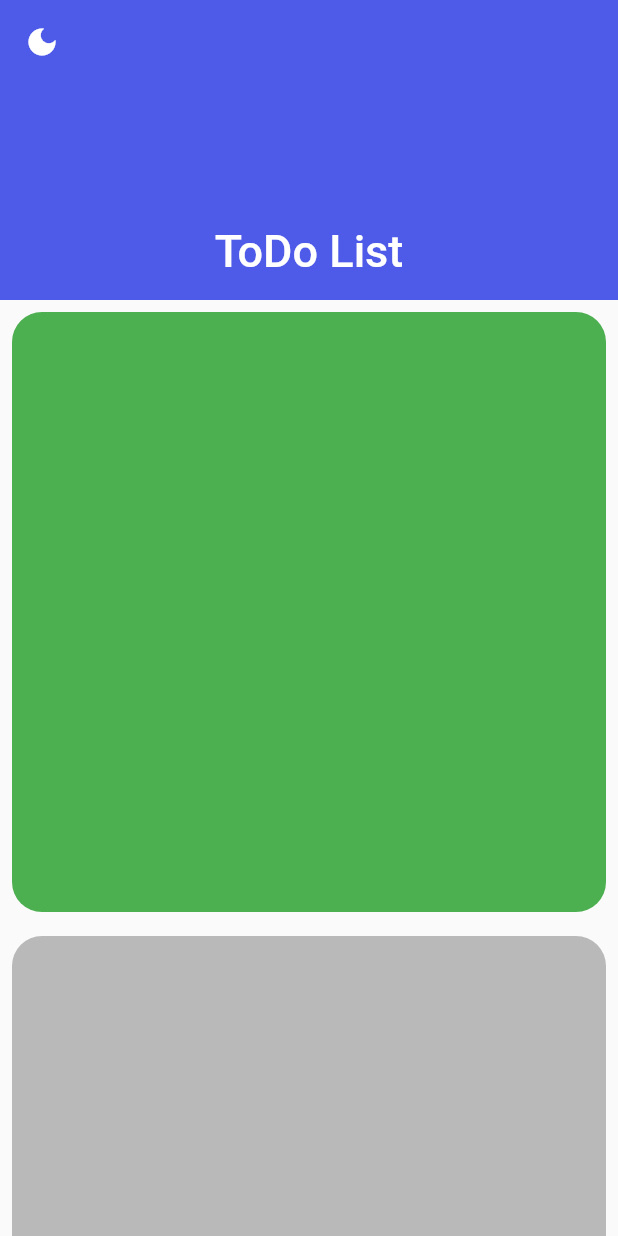
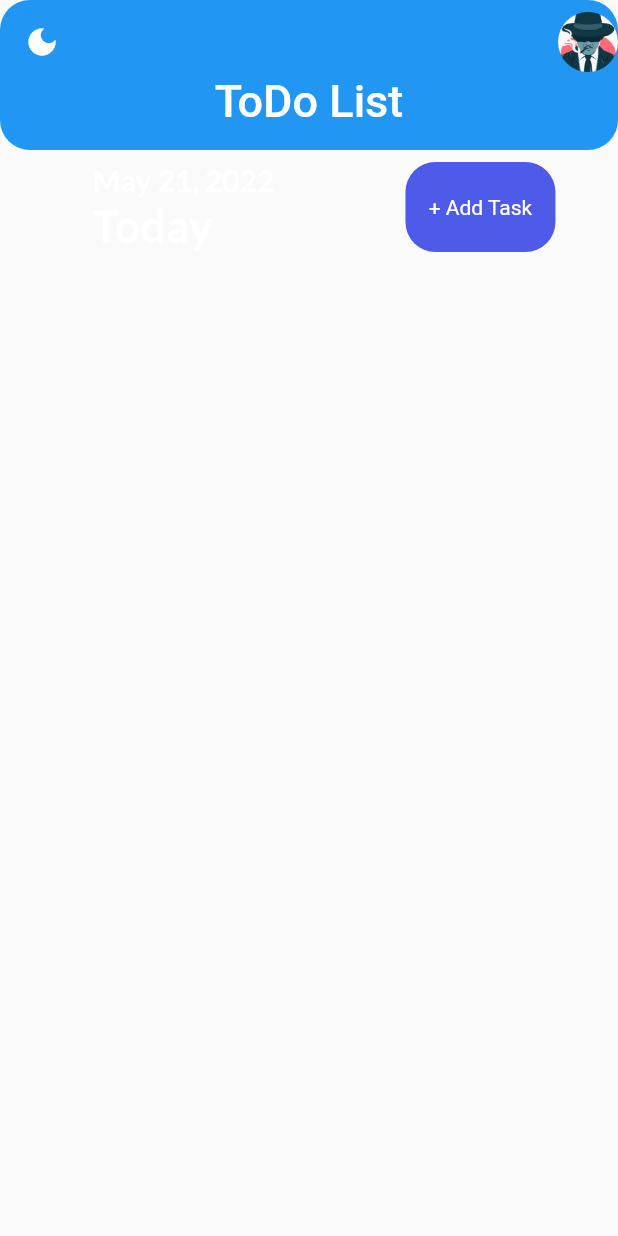
Before and after one commit to ashishu8888/flutter_todo_app, a Flutter app: the screen it shows after launch, on a phone screen of 412 x 824 dp. Run offline on Flutter 3.47's test engine with Material 2 defaults, Android fonts, the phone set to English and light mode, and no system bars; our stand-ins replace flutter_local_notifications, get, get_storage, google_fonts, timezone.

Commit message:
Task Bar completed

```diff
--- a/lib/services/notification.dart
+++ b/lib/services/notification.dart
@@ -2,13 +2,15 @@ import 'package:flutter/cupertino.dart';
 import 'package:flutter/material.dart';
 import 'package:flutter_local_notifications/flutter_local_notifications.dart';
 import 'package:get/get.dart';
+import 'package:timezone/timezone.dart' as tz;
+import 'package:timezone/data/latest.dart' as tz;
 
 class Notify {
   FlutterLocalNotificationsPlugin flutterLocalNotificationsPlugin =
       FlutterLocalNotificationsPlugin(); //
 
   initializeNotification() async {
-    //tz.initializeTimeZones();
+    tz.initializeTimeZones();
     final IOSInitializationSettings initializationSettingsIOS =
         IOSInitializationSettings(
             requestSoundPermission: false,
@@ -96,4 +98,20 @@ class Notify {
       payload: 'It could be anything you pass',
     );
   }
+
+  scheduledNotification() async {
+    await flutterLocalNotificationsPlugin.zonedSchedule(
+        0,
+        'scheduled title',
+        'theme changes 5 seconds ago',
+        tz.TZDateTime.now(tz.local).add(const Duration(seconds: 5)),
+        const NotificationDetails(
+            android: AndroidNotificationDetails(
+          'your channel id',
+          'your channel name',
+        )),
+        androidAllowWhileIdle: true,
+        uiLocalNotificationDateInterpretation:
+            UILocalNotificationDateInterpretation.absoluteTime);
+  }
 }
--- a/lib/ui/Home_page.dart
+++ b/lib/ui/Home_page.dart
@@ -2,8 +2,10 @@ import 'package:flutter/material.dart';
 import 'package:flutter_todo_app/main.dart';
 import 'package:flutter_todo_app/services/notification.dart';
 import 'package:flutter_todo_app/services/theme_service.dart';
+import 'package:flutter_todo_app/ui/button.dart';
 import 'package:flutter_todo_app/ui/theme.dart';
 import 'package:get/get.dart';
+import 'package:intl/intl.dart';
 
 class HomePage extends StatefulWidget {
   const HomePage({Key? key}) : super(key: key);
@@ -14,6 +16,7 @@ class HomePage extends StatefulWidget {
 
 class _HomePageState extends State<HomePage> {
   var notifyHelper;
+  Themes th = Themes();
   @override
   void initState() {
     super.initState();
@@ -27,11 +30,13 @@ class _HomePageState extends State<HomePage> {
       body: CustomScrollView(
         slivers: [
           SliverAppBar(
-            backgroundColor: primaryclr,
+            elevation: 0,
+            // backgroundColor: primaryclr,
             floating: true,
             pinned: true,
             leading: GestureDetector(
-                child: const Icon(Icons.dark_mode_sharp),
+                child:
+                    Icon(Get.isDarkMode ? Icons.sunny : Icons.dark_mode_sharp),
                 onTap: () {
                   setState(() {
                     ThemeService().switchTheme();
@@ -39,34 +44,68 @@ class _HomePageState extends State<HomePage> {
                     notifyHelper.displayNotification(
                         title: "Theme Changed",
                         body: Get.isDarkMode ? "Light Mode" : "Dark Mode");
+                    // Notify().scheduledNotification();
                   });
                 }),
-            expandedHeight: 200,
+            expandedHeight: 100,
             flexibleSpace: const FlexibleSpaceBar(
               title: Text('ToDo List'),
               centerTitle: true,
             ),
+            actions: const [
+              CircleAvatar(
+                backgroundImage: AssetImage('lib/ui/images/3551739.jpg'),
+              )
+            ],
+            shape:
+                RoundedRectangleBorder(borderRadius: BorderRadius.circular(20)),
           ),
+          // SliverToBoxAdapter(
+          //   child: Padding(
+          //     padding: const EdgeInsets.all(8.0),
+          //     child: ClipRRect(
+          //       borderRadius: BorderRadius.circular(20),
+          //       child: Container(
+          //         height: 400,
+          //         color: Colors.green,
+          //       ),
+          //     ),
+          //   ),
+          // ),
           SliverToBoxAdapter(
             child: Padding(
               padding: const EdgeInsets.all(8.0),
               child: ClipRRect(
                 borderRadius: BorderRadius.circular(20),
-                child: Container(
-                  height: 400,
-                  color: Colors.green,
-                ),
-              ),
-            ),
-          ),
-          SliverToBoxAdapter(
-            child: Padding(
-              padding: const EdgeInsets.all(8.0),
-              child: ClipRRect(
-                borderRadius: BorderRadius.circular(20),
-                child: Container(
-                  height: 400,
-                  color: Colors.black26,
+                child: Column(
+                  children: [
+                    Container(
+                      child: Row(
+                        mainAxisAlignment: MainAxisAlignment.spaceAround,
+                        children: [
+                          Container(
+                            margin: const EdgeInsets.symmetric(horizontal: 20),
+                            child: Column(
+                              crossAxisAlignment: CrossAxisAlignment.start,
+                              children: [
+                                Text(
+                                  DateFormat.yMMMMd().format(
+                                    DateTime.now(),
+                                  ),
+                                  style: th.subHeadingStyle,
+                                ),
+                                Text('Today', style: th.HeadingStyle)
+                              ],
+                            ),
+                          ),
+                          const MyButton(
+                            label: '+ Add Task',
+                            onTap: null,
+                          )
+                        ],
+                      ),
+                    ),
+                  ],
                 ),
               ),
             ),
--- /dev/null
+++ b/lib/ui/button.dart
@@ -0,0 +1,27 @@
+import 'package:flutter/material.dart';
+import 'package:flutter_todo_app/ui/theme.dart';
+
+class MyButton extends StatelessWidget {
+  final String? label;
+  final Function? onTap;
+  const MyButton({Key? key, this.label, this.onTap}) : super(key: key);
+
+  @override
+  Widget build(BuildContext context) {
+    return GestureDetector(
+      onTap: null,
+      child: Container(
+        child: Center(
+          child: Text(
+            label!,
+            style: const TextStyle(color: Colors.white),
+          ),
+        ),
+        width: 100,
+        height: 60,
+        decoration: BoxDecoration(
+            color: primaryclr, borderRadius: BorderRadius.circular(20)),
+      ),
+    );
+  }
+}
--- a/lib/ui/theme.dart
+++ b/lib/ui/theme.dart
@@ -1,4 +1,6 @@
 import 'package:flutter/material.dart';
+import 'package:get/get.dart';
+import 'package:google_fonts/google_fonts.dart';
 
 const Color bluishclr = Color(0xFF4e5ae8);
 const Color yellowishclr = Color(0xFFFFB746);
@@ -13,4 +15,20 @@ class Themes {
       ThemeData(primaryColor: primaryclr, brightness: Brightness.light);
   static final dark =
       ThemeData(primaryColor: darkGreyClr, brightness: Brightness.dark);
+
+  TextStyle get subHeadingStyle {
+    return GoogleFonts.lato(
+        textStyle: TextStyle(
+            fontSize: 20,
+            fontWeight: FontWeight.bold,
+            color: Get.isDarkMode ? Colors.black54 : Colors.white));
+  }
+
+  TextStyle get HeadingStyle {
+    return GoogleFonts.lato(
+        textStyle: TextStyle(
+            fontSize: 30,
+            fontWeight: FontWeight.bold,
+            color: Get.isDarkMode ? Colors.black : Colors.white));
+  }
 }
```
Also changed, not shown: pubspec.yaml (+5 -2 lines), lib/ui/images/3551739.jpg (added), pubspec.lock.
